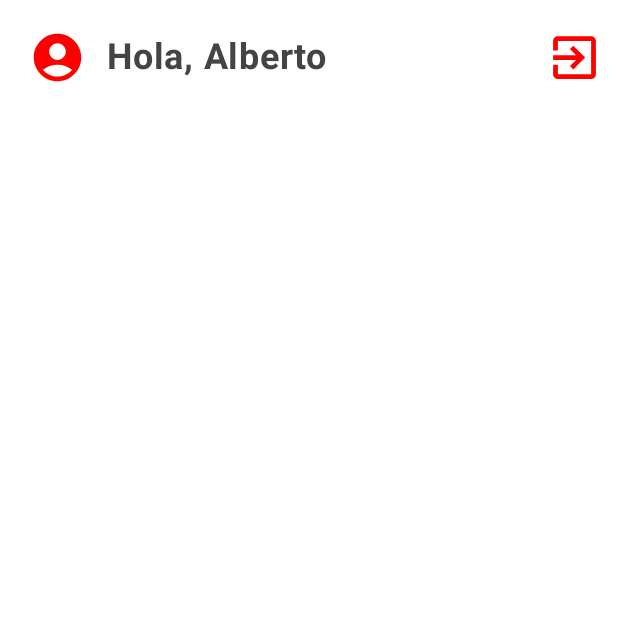
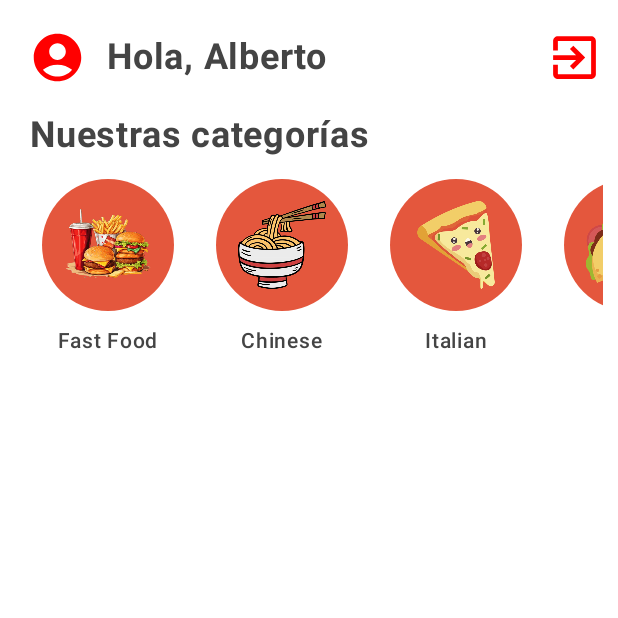
Before and after one commit to Dairy-Mod/FoodApp, an Android app built with Jetpack Compose: the screen it shows after launch (MainActivity), on a phone screen of 412 x 824 dp, the top half of it. Run offline under Robolectric (Android 15) with nearby library versions, the phone set to English and light mode, and no system bars.

Commit message:
Se añadió categorías

```diff
--- a/app/build.gradle.kts
+++ b/app/build.gradle.kts
@@ -56,4 +56,7 @@ dependencies {
     androidTestImplementation(libs.androidx.ui.test.junit4)
     debugImplementation(libs.androidx.ui.tooling)
     debugImplementation(libs.androidx.ui.test.manifest)
+    implementation("io.coil-kt:coil-compose:2.6.0")
+    implementation("io.coil-kt:coil:2.6.0")
+
 }
--- a/app/src/main/AndroidManifest.xml
+++ b/app/src/main/AndroidManifest.xml
@@ -1,6 +1,8 @@
 <?xml version="1.0" encoding="utf-8"?>
 <manifest xmlns:android="http://schemas.android.com/apk/res/android"
     xmlns:tools="http://schemas.android.com/tools">
+
+    <uses-permission android:name="android.permission.INTERNET" />
 
     <application
         android:allowBackup="true"
--- /dev/null
+++ b/app/src/main/java/com/example/foodapp/CategoryItem.kt
@@ -0,0 +1,14 @@
+package com.example.foodapp
+
+data class CategoryItem(
+    val title: String,
+    val imageRes: Int
+)
+
+val categorias = listOf(
+    CategoryItem("Fast Food", R.drawable.fastfood),
+    CategoryItem("Chinese", R.drawable.fideo),
+    CategoryItem("Italian", R.drawable.italian),
+    CategoryItem("Local", R.drawable.local),
+    CategoryItem("Más", R.drawable.mas)
+)
--- a/app/src/main/java/com/example/foodapp/MainActivity.kt
+++ b/app/src/main/java/com/example/foodapp/MainActivity.kt
@@ -4,7 +4,9 @@ import android.os.Bundle
 import androidx.activity.ComponentActivity
 import androidx.activity.compose.setContent
 import androidx.activity.enableEdgeToEdge
+import androidx.compose.foundation.Image
 import androidx.compose.foundation.background
+import androidx.compose.foundation.layout.Arrangement
 import androidx.compose.foundation.layout.Box
 import androidx.compose.foundation.layout.Column
 import androidx.compose.foundation.layout.PaddingValues
@@ -12,8 +14,12 @@ import androidx.compose.foundation.layout.Row
 import androidx.compose.foundation.layout.Spacer
 import androidx.compose.foundation.layout.fillMaxSize
 import androidx.compose.foundation.layout.fillMaxWidth
+import androidx.compose.foundation.layout.height
 import androidx.compose.foundation.layout.padding
 import androidx.compose.foundation.layout.size
+import androidx.compose.foundation.layout.width
+import androidx.compose.foundation.lazy.LazyRow
+import androidx.compose.foundation.lazy.items
 import androidx.compose.foundation.shape.CircleShape
 import androidx.compose.material.icons.Icons
 import androidx.compose.material.icons.filled.AccountCircle
@@ -29,9 +35,14 @@ import androidx.compose.ui.draw.clip
 import androidx.compose.ui.tooling.preview.Preview
 import com.example.foodapp.ui.theme.FoodAppTheme
 import androidx.compose.ui.graphics.Color
+import androidx.compose.ui.layout.ContentScale
+import androidx.compose.ui.res.painterResource
 import androidx.compose.ui.text.font.FontWeight
+import androidx.compose.ui.text.style.TextOverflow
 import androidx.compose.ui.unit.dp
 import androidx.compose.ui.unit.sp
+
+
 
 class MainActivity : ComponentActivity() {
     override fun onCreate(savedInstanceState: Bundle?) {
@@ -59,6 +70,8 @@ fun FoodApp(innerPaddingValues: PaddingValues) {
             .padding(start = 10.dp)
             .padding(end = 10.dp)
     ) {
+
+
         //Header
         Row(
             modifier = Modifier
@@ -97,8 +110,66 @@ fun FoodApp(innerPaddingValues: PaddingValues) {
                 modifier = Modifier.size(38.dp)
             )
         }
+
+
+        //Categorías
+        Text(
+            text = "Nuestras categorías",
+            fontWeight = FontWeight.Bold,
+            fontSize = 24.sp,
+            color = Color.DarkGray,
+            modifier = Modifier
+                .padding(top = 10.dp)
+                .padding(bottom = 5.dp)
+                .padding(start = 10.dp)
+                .padding(end = 10.dp)
+        )
+
+        LazyRow(
+            modifier = Modifier
+                .fillMaxWidth()
+                .padding(top = 10.dp),
+            contentPadding = PaddingValues(horizontal = 12.dp),
+            horizontalArrangement = Arrangement.spacedBy(16.dp),
+            verticalAlignment = Alignment.CenterVertically
+        ) {
+            items(categorias) { cat ->
+                CategoryChip(cat)
+            }
+        }
     }
 }
+
+@Composable
+fun CategoryChip(item: CategoryItem, modifier: Modifier = Modifier) {
+    Column(
+        modifier = modifier.width(100.dp),
+        horizontalAlignment = Alignment.CenterHorizontally
+    ) {
+        Box(
+            modifier = Modifier
+                .size(88.dp)
+                .clip(CircleShape)
+                .background(Color(0xFFE4573D)), // círculo rojo
+            contentAlignment = Alignment.Center
+        ) {
+            Image(
+                painter = painterResource(id = item.imageRes),
+                contentDescription = item.title,
+                modifier = Modifier.size(64.dp),
+                contentScale = ContentScale.Fit
+            )
+        }
+        Spacer(modifier = Modifier.height(8.dp))
+        Text(
+            text = item.title,
+            fontSize = 14.sp,
+            fontWeight = FontWeight.Medium,
+            color = Color.DarkGray
+        )
+    }
+}
+
 
 @Preview(showBackground = true)
 @Composable
```
Also changed, not shown: app/src/main/res/drawable/fastfood.png (added), app/src/main/res/drawable/fideo.png (added), app/src/main/res/drawable/italian.png (added), app/src/main/res/drawable/local.png (added), app/src/main/res/drawable/mas.png (added).
